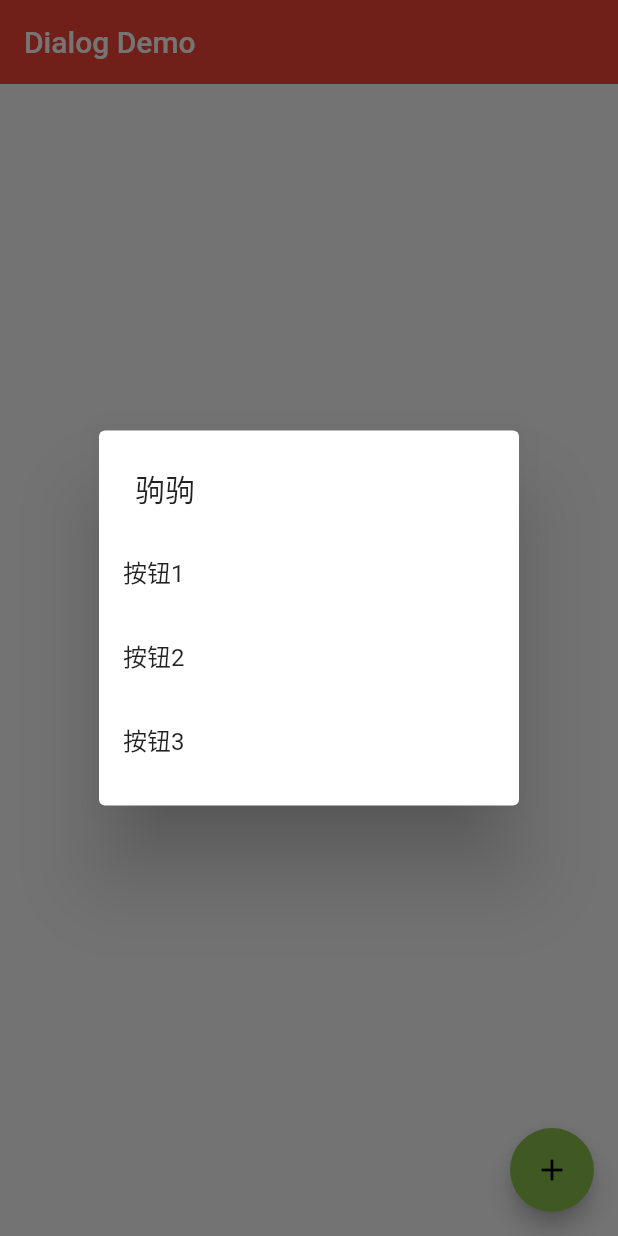
After one commit to Mrlijinn/flutter_stu, a Flutter app: the JDDialogWidget screen opened directly, after a tap on the "add" icon, on a phone screen of 412 x 824 dp. The commit adds this screen. Run offline on Flutter 3.47's test engine with Material 2 defaults, Android fonts, the phone set to English and light mode, and no system bars.

Commit message:
dialog-1

```diff
--- /dev/null
+++ b/lib/Home/Dialog/JDDialogWidget.dart
@@ -0,0 +1,96 @@
+import 'package:flutter/material.dart';
+import 'dart:async';
+
+enum Option {
+  A, B, C
+}
+
+class JDDialogWidget extends StatefulWidget {
+  const JDDialogWidget({Key? key}) : super(key: key);
+
+  @override
+  _JDDialogWidgetState createState() => _JDDialogWidgetState();
+}
+
+class _JDDialogWidgetState extends State<JDDialogWidget> {
+  String _dialogOptionValue = 'Nothing';
+
+  Future<void> _openSimpleDialog() async {
+    final option = await showDialog(
+      context: context,
+      builder: (BuildContext buildContext) {
+        return SimpleDialog(
+          title: Text('驹驹'),
+          children: [
+            SimpleDialogOption(
+              padding: EdgeInsets.all(16.0),
+              onPressed: () {
+                Navigator.pop(context, Option.A);
+              },
+              child: Text('按钮1'),
+            ),
+            SimpleDialogOption(
+              padding: EdgeInsets.all(16.0),
+              onPressed: () {
+                Navigator.pop(context, Option.B);
+              },
+              child: Text('按钮2'),
+            ),
+            SimpleDialogOption(
+              padding: EdgeInsets.all(16.0),
+              onPressed: () {
+                debugPrint('sadsad');
+                Navigator.pop(context, Option.C);
+              },
+              child: Text('按钮3'),
+            ),
+          ],
+        );
+      },
+    );
+    switch (option) {
+      case Option.A:
+        setState(() {
+          _dialogOptionValue = 'A';
+        });
+        break;
+      case Option.B:
+        setState(() {
+          _dialogOptionValue = 'B';
+        });
+        break;
+      case Option.C:
+        setState(() {
+          _dialogOptionValue = 'C';
+        });
+        break;
+    }
+  }
+  @override
+  Widget build(BuildContext context) {
+    return Scaffold(
+      appBar: AppBar(
+        title: Text('Dialog Demo'),
+        elevation: 0.0,
+      ),
+      body: Container(
+        padding: EdgeInsets.all(16.0),
+        child: Column(
+          mainAxisAlignment: MainAxisAlignment.center,
+          children: [
+            Row(
+              mainAxisAlignment: MainAxisAlignment.center,
+              children: [
+                Text('Value is: ${_dialogOptionValue}'),
+              ],
+            )
+          ],
+        ),
+      ),
+      floatingActionButton: FloatingActionButton(
+        onPressed: _openSimpleDialog,
+        child: Icon(Icons.add),
+      ),
+    );
+  }
+}
--- a/lib/Home/Form/JDFormWidget.dart
+++ b/lib/Home/Form/JDFormWidget.dart
@@ -1,4 +1,5 @@
 import 'package:flutter/material.dart';
+import 'CheckBoxWidget.dart';
 
 class JDFormWidget extends StatelessWidget {
   const JDFormWidget({Key? key}) : super(key: key);
@@ -12,6 +13,10 @@ class JDFormWidget extends StatelessWidget {
       //   ),
       //   child: ThemeDemo(),
       // ),
+      appBar: AppBar(
+        title: Text("Form"),
+        elevation: 0.0,
+      ),
       body: Theme(
         data: Theme.of(context).copyWith(
           primaryColor: Colors.yellow,
--- a/pubspec.yaml
+++ b/pubspec.yaml
@@ -23,7 +23,7 @@ environment:
 dependencies:
   flutter:
     sdk: flutter
-
+  intl: 0.17.0
 
   # The following adds the Cupertino Icons font to your application.
   # Use with the CupertinoIcons class for iOS style icons.
```
Also changed, not shown: lib/Home/Components/ComponentsWidget.dart (+12 -0 lines), lib/Home/Form/CheckBoxWidget.dart (added, +101 -0 lines), lib/Home/Form/JDDateTimeBaseWidget.dart (added, +77 -0 lines), lib/Home/Form/JDSliderBaseWidget.dart (added, +53 -0 lines), lib/Home/Form/JDSwitchBaseWidget.dart (added, +69 -0 lines), pubspec.lock.
